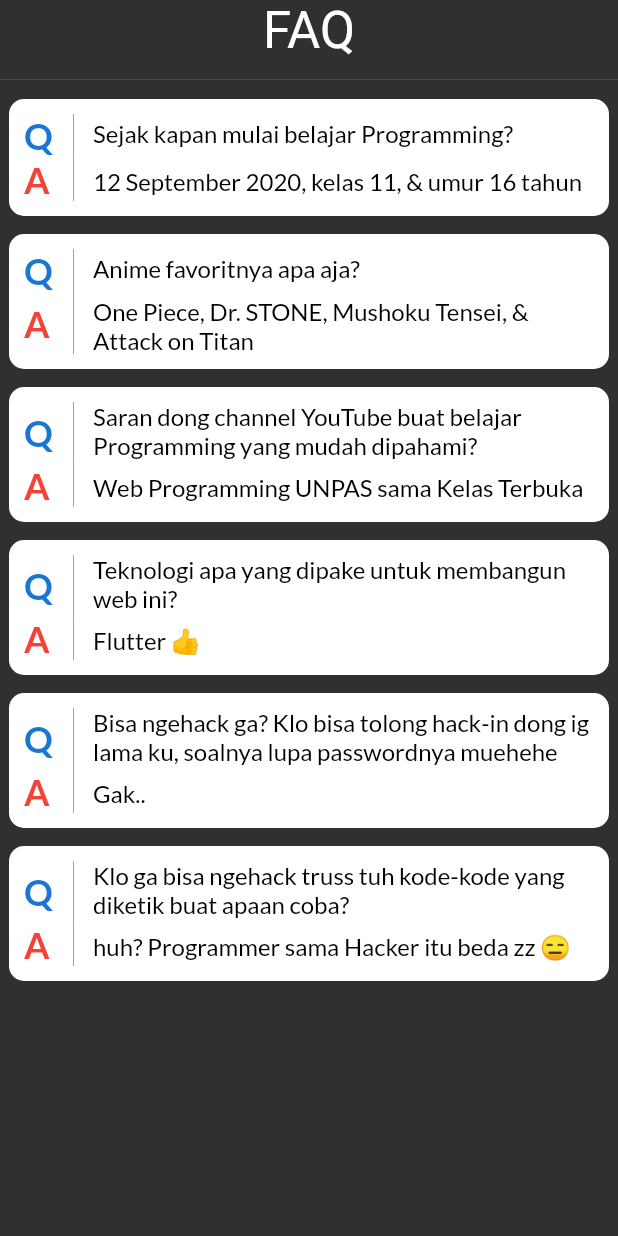
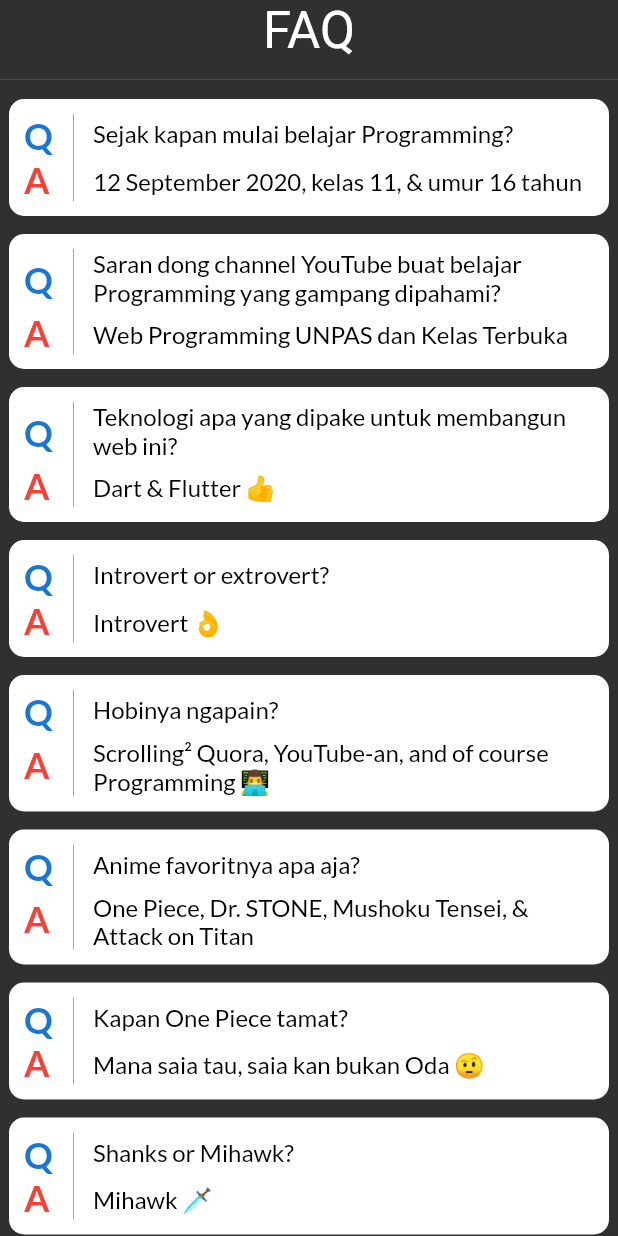
Before and after one commit to mdaffailhami/mdaffailhami, a Flutter app: the MyFAQ widget shown alone on an empty page, opened directly, on a phone screen of 412 x 824 dp. Run offline on Flutter 3.47's test engine with Material 2 defaults, Android fonts, the phone set to English and light mode, and no system bars; our stand-ins replace font_awesome_flutter, google_fonts, simple_shadow, url_strategy; network calls fail.

Commit message:
Update faq.dart

```diff
--- a/lib/screens/home/components/faq.dart
+++ b/lib/screens/home/components/faq.dart
@@ -25,21 +25,38 @@ class MyFAQ extends StatelessWidget {
               answer: '12 September 2020, kelas 11, & umur 16 tahun',
             ),
             MyQnACard(
+              question:
+                  'Saran dong channel YouTube buat belajar Programming yang gampang dipahami?',
+              answer: 'Web Programming UNPAS dan Kelas Terbuka',
+            ),
+            MyQnACard(
+              question: 'Teknologi apa yang dipake untuk membangun web ini?',
+              answer: 'Dart & Flutter 👍',
+            ),
+            MyQnACard(
+              question: 'Introvert or extrovert?',
+              answer: 'Introvert 👌',
+            ),
+            MyQnACard(
+              question: 'Hobinya ngapain?',
+              answer:
+                  'Scrolling² Quora, YouTube-an, and of course Programming 👨‍💻',
+            ),
+            MyQnACard(
               question: 'Anime favoritnya apa aja?',
               answer: 'One Piece, Dr. STONE, Mushoku Tensei, & Attack on Titan',
             ),
             MyQnACard(
-              question:
-                  'Saran dong channel YouTube buat belajar Programming yang mudah dipahami?',
-              answer: 'Web Programming UNPAS sama Kelas Terbuka',
+              question: 'Kapan One Piece tamat?',
+              answer: 'Mana saia tau, saia kan bukan Oda 🤨',
             ),
             MyQnACard(
-              question: 'Teknologi apa yang dipake untuk membangun web ini?',
-              answer: 'Flutter 👍',
+              question: 'Shanks or Mihawk?',
+              answer: 'Mihawk 🗡',
             ),
             MyQnACard(
               question:
-                  'Bisa ngehack ga? Klo bisa tolong hack-in dong ig lama ku, soalnya lupa passwordnya muehehe',
+                  'Bisa ngehack ga? Klo bisa tolong hack-in dong ig temenku, kita prank bareng muehehehh',
               answer: 'Gak..',
             ),
             MyQnACard(
@@ -47,6 +64,16 @@ class MyFAQ extends StatelessWidget {
                   'Klo ga bisa ngehack truss tuh kode-kode yang diketik buat apaan coba?',
               answer: 'huh? Programmer sama Hacker itu beda zz 😑',
             ),
+            MyQnACard(
+              question:
+                  'Oh iya kamu kan anak IT, klo gitu bisa benerin kulkas ga?',
+              answer: 'huh 😑',
+            ),
+            MyQnACard(
+              question:
+                  'Lah huh apesih? Kan nak IT itu emang harus bisa gitu 🤔',
+              answer: 'Oh begituu 😌',
+            ),
           ],
         ),
       ],
```
